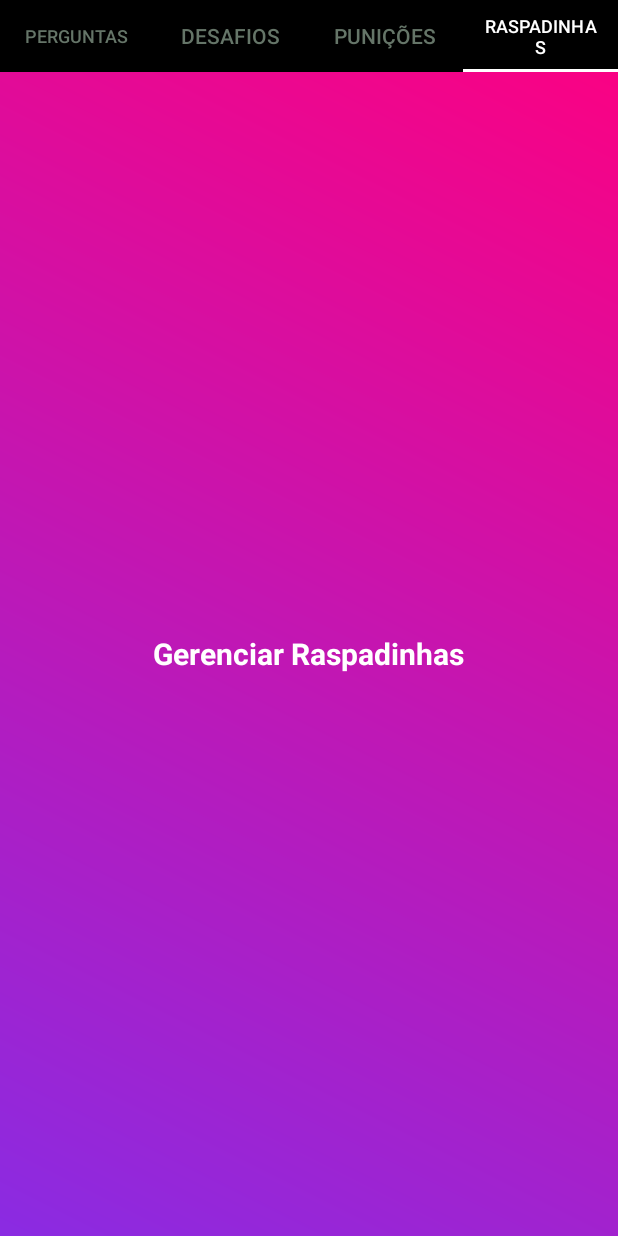
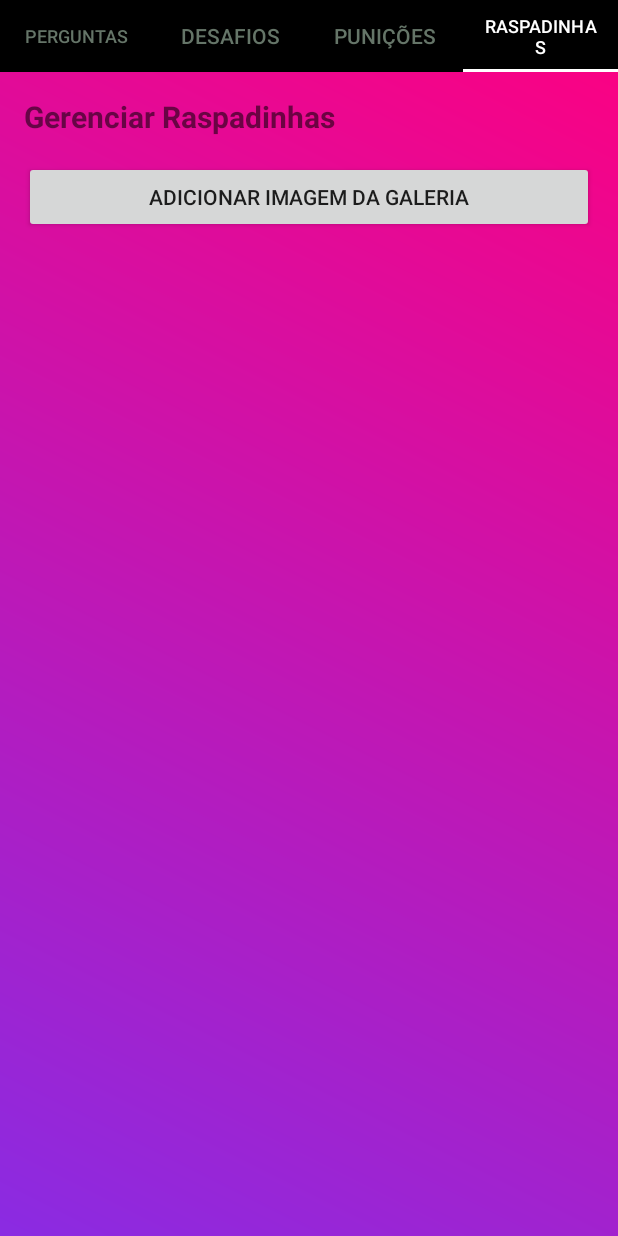
Before and after one commit to beremoth/VerdadeOuDesafio, an Android app built with Jetpack Compose: the PerguntaAdminFragment screen opened directly, with no data from a screen before it, tab 4 chosen, on a phone screen of 412 x 824 dp. Run offline under Robolectric (Android 15) with nearby library versions, the phone set to English and light mode, and no system bars; our stand-ins replace Room's generated code.

Commit message:
atualizado os fragments para uma logica valida, e criado fragment e adapter exclusivo para raspadinha, pois irá salvar umá cópia da imagem

```diff
--- a/app/src/main/java/com/example/verdadeoudesafio/admin/PerguntaAdminFragment.kt
+++ b/app/src/main/java/com/example/verdadeoudesafio/admin/PerguntaAdminFragment.kt
@@ -7,7 +7,7 @@ import com.example.verdadeoudesafio.data.entity.PerguntaEntity
 class PerguntaAdminFragment : BaseAdminFragment() {
 
     private val db by lazy {
-        Room.databaseBuilder(requireContext(), AppDatabase::class.java, "game.db").build()
+        Room.databaseBuilder(requireContext(), AppDatabase::class.java, "verdade_ou_desafio_db").build()
     }
 
     override suspend fun loadItems(): List<String> {
--- a/app/src/main/res/layout/activity_settings.xml
+++ b/app/src/main/res/layout/activity_settings.xml
@@ -108,7 +108,7 @@
             android:layout_height="match_parent"
             android:background="@drawable/small_circle"
             android:foreground="?attr/selectableItemBackground"
-            android:onClick="openAdmin" />
+            />
 
         <!-- Ícone da chave -->
         <ImageView
--- /dev/null
+++ b/app/src/main/res/layout/fragment_admin_raspadinha.xml
@@ -0,0 +1,31 @@
+<?xml version="1.0" encoding="utf-8"?>
+<LinearLayout
+    xmlns:android="http://schemas.android.com/apk/res/android"
+    android:layout_width="match_parent"
+    android:layout_height="match_parent"
+    android:orientation="vertical"
+    android:padding="16dp">
+
+    <TextView
+        android:id="@+id/textTitle"
+        android:layout_width="wrap_content"
+        android:layout_height="wrap_content"
+        android:text="Gerenciar Raspadinhas"
+        android:textSize="20sp"
+        android:textStyle="bold" />
+
+    <Button
+        android:id="@+id/btnAddImage"
+        android:layout_width="match_parent"
+        android:layout_height="wrap_content"
+        android:layout_marginTop="16dp"
+        android:text="Adicionar Imagem da Galeria" />
+
+    <androidx.recyclerview.widget.RecyclerView
+        android:id="@+id/recyclerViewRaspadinhas"
+        android:layout_width="match_parent"
+        android:layout_height="0dp"
+        android:layout_weight="1"
+        android:layout_marginTop="16dp" />
+
+</LinearLayout>
```
Also changed, not shown: app/src/main/java/com/example/verdadeoudesafio/ScratchActivity.kt (+24 -21 lines), app/src/main/java/com/example/verdadeoudesafio/SettingsActivity.kt (+10 -4 lines), app/src/main/java/com/example/verdadeoudesafio/admin/DesafioAdminFragment.kt (+28 -20 lines), app/src/main/java/com/example/verdadeoudesafio/admin/PunicaoAdminFragment.kt (+27 -20 lines), app/src/main/java/com/example/verdadeoudesafio/admin/RaspadinhaAdminAdapter.kt (added, +47 -0 lines), app/src/main/java/com/example/verdadeoudesafio/admin/RaspadinhaAdminFragment.kt (+122 -4 lines), app/src/main/res/layout/item_admin_raspadinha.xml (added, +26 -0 lines).
